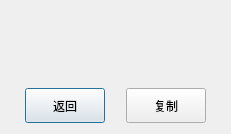
Before: the Qt Designer form zombie_calculator/gui/msg.ui in Kndy666/zombie_calculator, drawn with Qt 5.
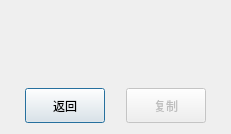
After: the same form once the commit is applied.

```diff
--- a/zombie_calculator/gui/msg.ui
+++ b/zombie_calculator/gui/msg.ui
@@ -84,6 +84,9 @@
        </item>
        <item>
         <widget class="QPushButton" name="copy_btn">
+         <property name="enabled">
+          <bool>false</bool>
+         </property>
          <property name="sizePolicy">
           <sizepolicy hsizetype="Expanding" vsizetype="Maximum">
            <horstretch>0</horstretch>
```
